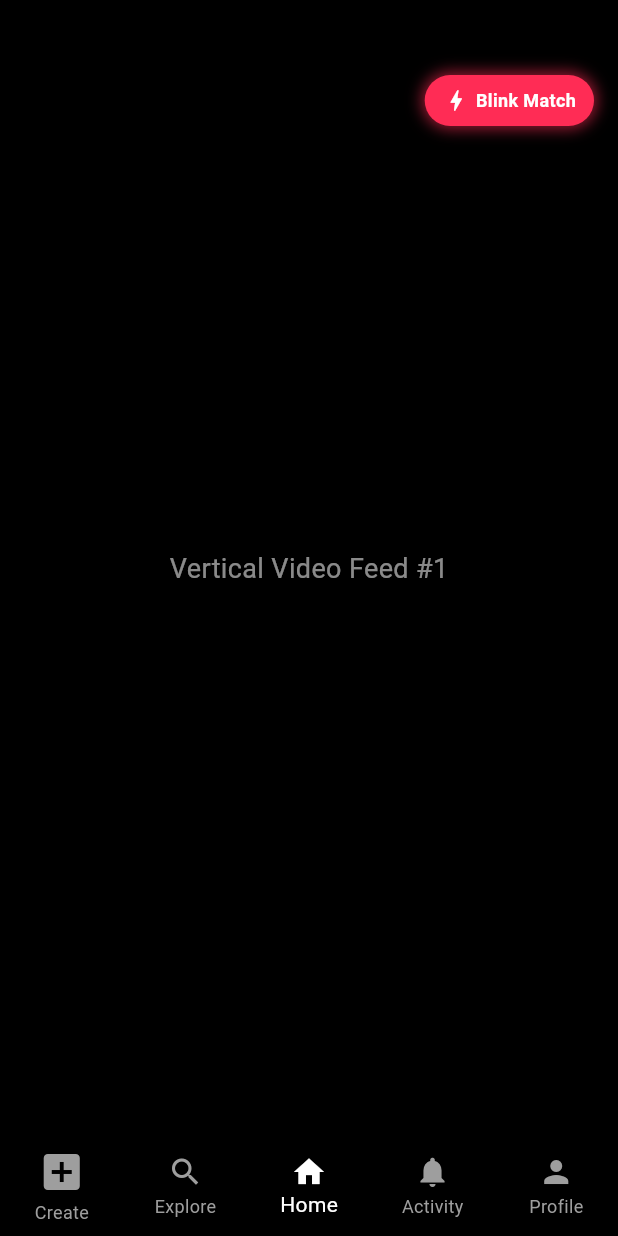
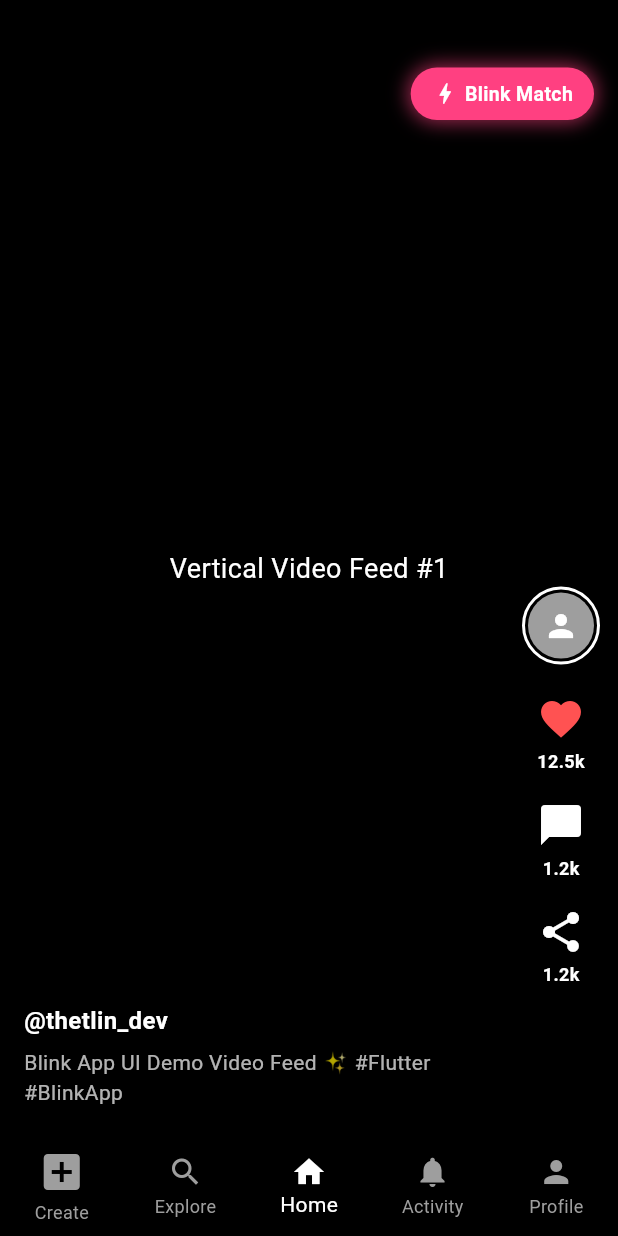
Before and after one commit to thetlin-dev/Blink-App, a Flutter app: the screen it shows after launch, item 3 of the bottom bar chosen, on a phone screen of 412 x 824 dp. Run offline on Flutter 3.47's test engine with Material 3 defaults, Android fonts, the phone set to English and light mode, and no system bars.

Commit message:
Refactor MainFeedScreen to use StatelessWidget
Refactor MainFeedScreen from StatefulWidget to StatelessWidget. Update the UI structure and improve the share options dialog.

```diff
--- a/lib/main_feed_screen.dart
+++ b/lib/main_feed_screen.dart
@@ -1,47 +1,87 @@
 import 'package:flutter/material.dart';
 
-class MainFeedScreen extends StatefulWidget {
+class MainFeedScreen extends StatelessWidget {
   const MainFeedScreen({super.key});
 
-  @override
-  State<MainFeedScreen> createState() => _MainFeedScreenState();
-}
-
-class _MainFeedScreenState extends State<MainFeedScreen> {
-  final PageController _pageController = PageController();
-
-  void _showMatchDialog() {
+  // Share & Copy Link Dialog/BottomSheet ပြသပေးသည့် Function
+  void _showShareOptions(BuildContext context) {
     showModalBottomSheet(
       context: context,
       backgroundColor: Colors.grey[900],
       shape: const RoundedRectangleBorder(
         borderRadius: BorderRadius.vertical(top: Radius.circular(20)),
       ),
-      builder: (context) {
-        return Container(
-          padding: const EdgeInsets.all(24),
-          height: 250,
+      builder: (BuildContext context) {
+        return Padding(
+          padding: const EdgeInsets.symmetric(vertical: 20, horizontal: 16),
           child: Column(
-            mainAxisAlignment: MainAxisAlignment.center,
+            mainAxisSize: MainAxisSize.min,
             children: [
-              const Icon(Icons.bolt, color: Color(0xFFFF2C55), size: 48),
-              const SizedBox(height: 12),
+              Container(
+                width: 40,
+                height: 4,
+                decoration: BoxDecoration(
+                  color: Colors.grey[600],
+                  borderRadius: BorderRadius.circular(2),
+                ),
+              ),
+              const SizedBox(height: 20),
               const Text(
-                'Blink Match Active!',
-                style: TextStyle(color: Colors.white, fontSize: 20, fontWeight: FontWeight.bold),
+                'Share to',
+                style: TextStyle(
+                  color: Colors.white,
+                  fontSize: 16,
+                  fontWeight: FontWeight.bold,
+                ),
+              ),
+              const SizedBox(height: 20),
+              Row(
+                mainAxisAlignment: MainAxisAlignment.spaceEvenly,
+                children: [
+                  // Copy Link Option
+                  GestureDetector(
+                    onTap: () {
+                      Navigator.pop(context);
+                      ScaffoldMessenger.of(context).showSnackBar(
+                        const SnackBar(content: Text('Link copied to clipboard!')),
+                      );
+                    },
+                    child: Column(
+                      children: [
+                        CircleAvatar(
+                          radius: 26,
+                          backgroundColor: Colors.grey[800],
+                          child: const Icon(Icons.link_rounded, color: Colors.white, size: 28),
                         ),
                         const SizedBox(height: 8),
-              const Text(
-                'Connecting you with another viewer for 30s reaction...',
-                textAlign: TextAlign.center,
-                style: TextStyle(color: Colors.white70),
+                        const Text('Copy Link', style: TextStyle(color: Colors.white, fontSize: 12)),
+                      ],
                     ),
-              const SizedBox(height: 16),
-              ElevatedButton(
-                style: ElevatedButton.styleFrom(backgroundColor: const Color(0xFFFF2C55)),
-                onPressed: () => Navigator.pop(context),
-                child: const Text('Start Vibing', style: TextStyle(color: Colors.white)),
-              )
+                  ),
+
+                  // Share Option
+                  GestureDetector(
+                    onTap: () {
+                      Navigator.pop(context);
+                      ScaffoldMessenger.of(context).showSnackBar(
+                        const SnackBar(content: Text('Share opened!')),
+                      );
+                    },
+                    child: Column(
+                      children: [
+                        CircleAvatar(
+                          radius: 26,
+                          backgroundColor: Colors.pinkAccent,
+                          child: const Icon(Icons.share_rounded, color: Colors.white, size: 26),
+                        ),
+                        const SizedBox(height: 8),
+                        const Text('Share', style: TextStyle(color: Colors.white, fontSize: 12)),
+                      ],
+                    ),
+                  ),
+                ],
+              ),
+              const SizedBox(height: 10),
             ],
           ),
         );
@@ -53,35 +93,118 @@ class _MainFeedScreenState extends State<MainFeedScreen> {
   Widget build(BuildContext context) {
     return Scaffold(
       backgroundColor: Colors.black,
-      body: PageView.builder(
-        scrollDirection: Axis.vertical, // အပေါ်အောက် ဆွဲသည့် စနစ်
-        controller: _pageController,
+      body: Stack(
+        children: [
+          // Video Feed Placeholder
+          PageView.builder(
+            scrollDirection: Axis.vertical,
             itemCount: 10,
             itemBuilder: (context, index) {
               return Stack(
+                fit: StackFit.expand,
                 children: [
+                  // Center Text
                   Center(
                     child: Text(
                       'Vertical Video Feed #${index + 1}',
-                  style: const TextStyle(color: Colors.white54, fontSize: 18),
+                      style: const TextStyle(color: Colors.white, fontSize: 18),
                     ),
                   ),
 
-              // Blink Match (Quick Vibing) Button
+                  // Right Action Buttons (Like, Comment, Share)
                   Positioned(
-                top: 50,
+                    right: 12,
+                    bottom: 100,
+                    child: Column(
+                      mainAxisSize: MainAxisSize.min,
+                      children: [
+                        // Profile Avatar
+                        Container(
+                          padding: const EdgeInsets.all(2),
+                          decoration: BoxDecoration(
+                            shape: BoxShape.circle,
+                            border: Border.all(color: Colors.white, width: 2),
+                          ),
+                          child: const CircleAvatar(
+                            radius: 22,
+                            backgroundColor: Colors.grey,
+                            child: Icon(Icons.person, color: Colors.white),
+                          ),
+                        ),
+                        const SizedBox(height: 20),
+
+                        // Like / Heart Button
+                        _buildActionButton(
+                          icon: Icons.favorite,
+                          label: '12.5k',
+                          color: Colors.redAccent,
+                          onTap: () {},
+                        ),
+                        const SizedBox(height: 18),
+
+                        // Comment Button
+                        _buildActionButton(
+                          icon: Icons.chat_bubble_rounded,
+                          label: '1.2k',
+                          color: Colors.white,
+                          onTap: () {},
+                        ),
+                        const SizedBox(height: 18),
+
+                        // Combined Share / Copy Link Button with Count
+                        _buildActionButton(
+                          icon: Icons.share_rounded,
+                          label: '1.2k',
+                          color: Colors.white,
+                          onTap: () => _showShareOptions(context),
+                          onLongPress: () => _showShareOptions(context),
+                        ),
+                      ],
+                    ),
+                  ),
+
+                  // Bottom Caption / User Info Overlay
+                  Positioned(
+                    left: 16,
+                    bottom: 20,
+                    right: 80,
+                    child: Column(
+                      crossAxisAlignment: CrossAxisAlignment.start,
+                      children: const [
+                        Text(
+                          '@thetlin_dev',
+                          style: TextStyle(
+                            color: Colors.white,
+                            fontWeight: FontWeight.bold,
+                            fontSize: 16,
+                          ),
+                        ),
+                        SizedBox(height: 6),
+                        Text(
+                          'Blink App UI Demo Video Feed ✨ #Flutter #BlinkApp',
+                          style: TextStyle(color: Colors.white70, fontSize: 14),
+                        ),
+                      ],
+                    ),
+                  ),
+                ],
+              );
+            },
+          ),
+
+          // Top Blink Match Button
+          Positioned(
+            top: 45,
             right: 16,
-                child: GestureDetector(
-                  onTap: _showMatchDialog,
             child: Container(
-                    padding: const EdgeInsets.symmetric(horizontal: 12, vertical: 8),
+              padding: const EdgeInsets.symmetric(horizontal: 14, vertical: 8),
               decoration: BoxDecoration(
-                      color: const Color(0xFFFF2C55),
+                color: Colors.pinkAccent,
                 borderRadius: BorderRadius.circular(20),
                 boxShadow: [
                   BoxShadow(
-                          color: const Color(0xFFFF2C55).withOpacity(0.6),
-                          blurRadius: 8,
+                    color: Colors.pinkAccent.withOpacity(0.6),
+                    blurRadius: 10,
                     spreadRadius: 2,
                   ),
                 ],
@@ -92,16 +215,44 @@ class _MainFeedScreenState extends State<MainFeedScreen> {
                   SizedBox(width: 4),
                   Text(
                     'Blink Match',
-                          style: TextStyle(color: Colors.white, fontWeight: FontWeight.bold, fontSize: 12),
+                    style: TextStyle(
+                      color: Colors.white,
+                      fontWeight: FontWeight.bold,
+                      fontSize: 13,
+                    ),
                   ),
                 ],
               ),
             ),
           ),
+        ],
+      ),
+    );
+  }
+
+  static Widget _buildActionButton({
+    required IconData icon,
+    required String label,
+    required Color color,
+    required VoidCallback onTap,
+    VoidCallback? onLongPress,
+  }) {
+    return GestureDetector(
+      onTap: onTap,
+      onLongPress: onLongPress,
+      child: Column(
+        children: [
+          Icon(icon, color: color, size: 32),
+          const SizedBox(height: 4),
+          Text(
+            label,
+            style: const TextStyle(
+              color: Colors.white,
+              fontSize: 12,
+              fontWeight: FontWeight.w600,
+            ),
           ),
         ],
-          );
-        },
       ),
     );
   }
```
Lines whose indentation alone changed are shown as unchanged.
